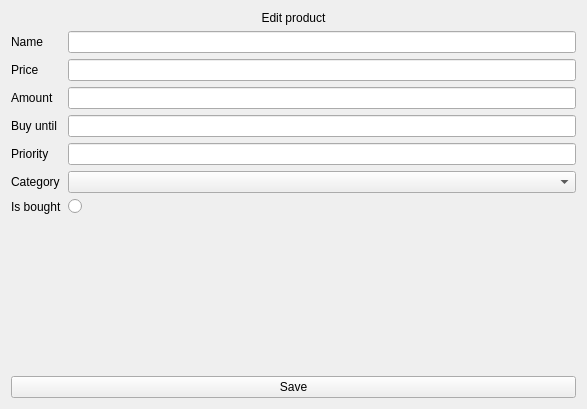
The window that src/Client/View/MainPage/Product/ProductEditSubPage/ProductEditSubPage.ui (iodream/Spend-Note) describes before a commit, drawn with Qt 5.
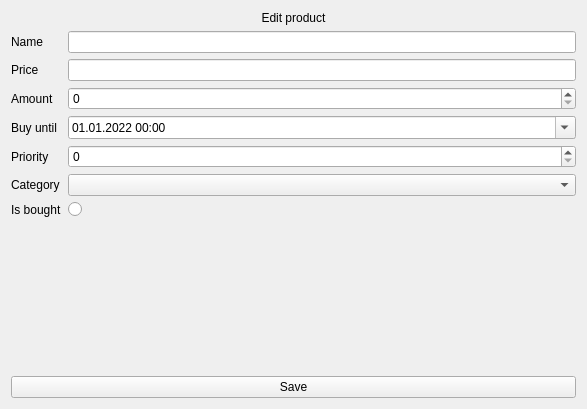
The same window after the commit.

Commit message: Add UI for product categories. Change some widgets

```diff
--- a/src/Client/View/MainPage/Product/ProductEditSubPage/ProductEditSubPage.ui
+++ b/src/Client/View/MainPage/Product/ProductEditSubPage/ProductEditSubPage.ui
@@ -53,9 +53,6 @@
        </property>
       </widget>
      </item>
-     <item row="2" column="1">
-      <widget class="QLineEdit" name="Amount"/>
-     </item>
      <item row="3" column="0">
       <widget class="QLabel" name="BuyUntilLabel">
        <property name="text">
@@ -63,9 +60,6 @@
        </property>
       </widget>
      </item>
-     <item row="3" column="1">
-      <widget class="QLineEdit" name="BuyUntil"/>
-     </item>
      <item row="4" column="0">
       <widget class="QLabel" name="PriorityLabel">
        <property name="text">
@@ -73,9 +67,6 @@
        </property>
       </widget>
      </item>
-     <item row="4" column="1">
-      <widget class="QLineEdit" name="Priority"/>
-     </item>
      <item row="6" column="0">
       <widget class="QLabel" name="IsBoughtLabel">
        <property name="text">
@@ -100,6 +91,29 @@
      <item row="5" column="1">
       <widget class="QComboBox" name="Category"/>
      </item>
+     <item row="4" column="1">
+      <widget class="QSpinBox" name="Priority"/>
+     </item>
+     <item row="3" column="1">
+      <widget class="QDateTimeEdit" name="BuyUntil">
+       <property name="date">
+        <date>
+         <year>2022</year>
+         <month>1</month>
+         <day>1</day>
+        </date>
+       </property>
+       <property name="displayFormat">
+        <string>dd.MM.yyyy HH:mm</string>
+       </property>
+       <property name="calendarPopup">
+        <bool>true</bool>
+       </property>
+      </widget>
+     </item>
+     <item row="2" column="1">
+      <widget class="QSpinBox" name="Amount"/>
+     </item>
     </layout>
    </item>
    <item>
```
The commit also changes 12 other files.
